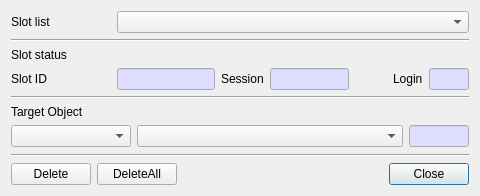
First picture: the form in CryptokiMan/del_object_dlg.ui, repository jykim74/CryptokiMan, before the edit.
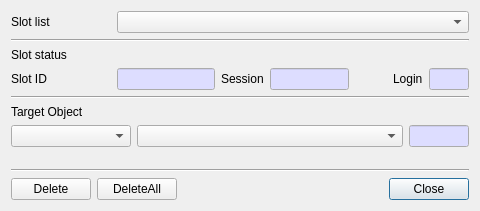
Second picture: the form after the edit.

Diff of the .ui file:
```diff
--- a/CryptokiMan/del_object_dlg.ui
+++ b/CryptokiMan/del_object_dlg.ui
@@ -7,7 +7,7 @@
     <x>0</x>
     <y>0</y>
     <width>480</width>
-    <height>196</height>
+    <height>211</height>
    </rect>
   </property>
   <property name="windowTitle">
```
